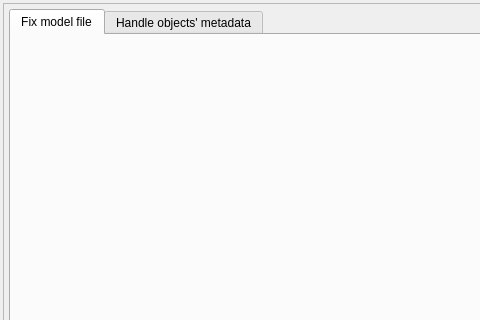
Qt form libs/libgui/ui/tools/fixtoolswidget.ui (arichiardi/pgmodeler) before a commit; both pictures show x 0 to 480 and y 0 to 320 of the 1299 by 627 pixel window.
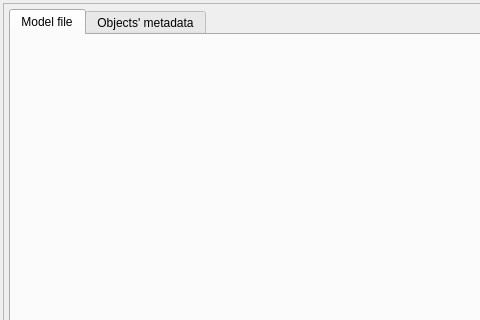
The same form after that commit. Icons and pictures are not drawn.

Commit message:
Renamed MetadataHandlingForm to MetadataHandlingWidget
Adjusting MetadataHandlingWidget UI (wip)

Patch:
```diff
--- a/libs/libgui/ui/tools/fixtoolswidget.ui
+++ b/libs/libgui/ui/tools/fixtoolswidget.ui
@@ -95,7 +95,7 @@
            <normaloff>:/icons/icons/fixobject.png</normaloff>:/icons/icons/fixobject.png</iconset>
          </attribute>
          <attribute name="title">
-          <string>Fix model file</string>
+          <string>Model file</string>
          </attribute>
         </widget>
         <widget class="QWidget" name="metadata_pg">
@@ -104,7 +104,7 @@
            <normaloff>:/icons/icons/objmetadata.png</normaloff>:/icons/icons/objmetadata.png</iconset>
          </attribute>
          <attribute name="title">
-          <string>Handle objects' metadata</string>
+          <string>Objects' metadata</string>
          </attribute>
         </widget>
        </widget>
```
The commit also changes 17 other files.
